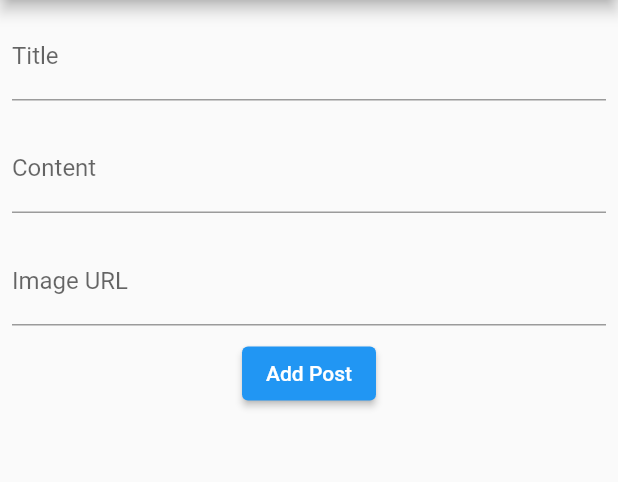
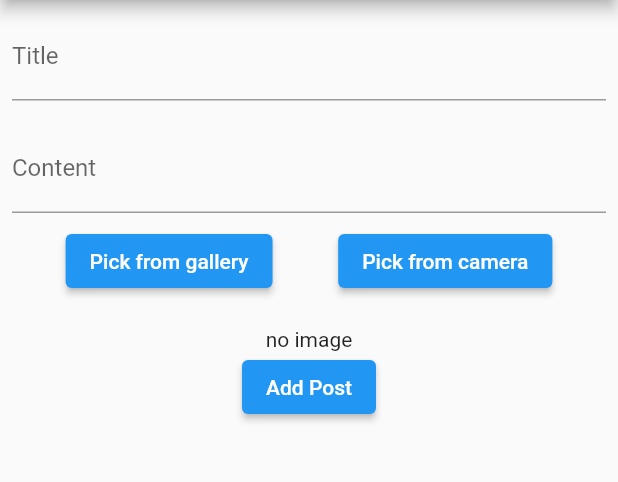
Before and after one commit to binodcoder/7cc012_coursework, a Flutter app: the AddPost screen opened directly, on a phone screen of 412 x 824 dp, the part 84-566 px from its top. Run offline on Flutter 3.47's test engine with Material 2 defaults, Android fonts, the phone set to English and light mode, and no system bars; our stand-ins replace bloc, flutter_bloc, flutter_screenutil, image_picker, sqflite; accounts and stored records are empty.

Commit message:
images saved and retrived from database

```diff
--- a/lib/features/home/model/post_model.dart
+++ b/lib/features/home/model/post_model.dart
@@ -17,4 +17,5 @@ class Post {
       'isSelected': isSelected,
     };
   }
+
 }
--- a/lib/features/home/ui/post_add.dart
+++ b/lib/features/home/ui/post_add.dart
@@ -1,29 +1,126 @@
+import 'dart:io';
+import 'dart:typed_data';
 import 'package:flutter/material.dart';
 import 'package:flutter_bloc/flutter_bloc.dart';
+import 'package:image_picker/image_picker.dart';
+import '../../../utility.dart';
 import '../bloc/post_bloc.dart';
 import '../bloc/post_event.dart';
 import '../../../db/db_helper.dart';
 import '../../../resources/strings_manager.dart';
 import '../model/post_model.dart';
 
-class AddPost extends StatelessWidget {
-  AddPost({
+class AddPost extends StatefulWidget {
+  const AddPost({
     super.key,
     this.post,
   });
 
   final Post? post;
+
+  @override
+  State<AddPost> createState() => _AddPostState();
+}
+
+class _AddPostState extends State<AddPost> {
   final TextEditingController titleController = TextEditingController();
+
   final TextEditingController contentController = TextEditingController();
-  final TextEditingController imageController = TextEditingController();
+
   final DatabaseHelper dbHelper = DatabaseHelper();
+
+  // Create an instance of the ImagePicker class
+  ImagePicker picker = ImagePicker();
+
+  File? _image;
+  String? imgString;
+
+// Define a function to pick an image from the gallery
+  Future<void> _pickImageFromGallery() async {
+    // Call the pickImage method with the source as ImageSource.gallery
+    final XFile? pickedImage = await picker.pickImage(source: ImageSource.gallery);
+
+    // Check if the user selected an image
+    if (pickedImage != null) {
+      // Update the state with the selected image file
+      setState(() {
+        _image = File(pickedImage.path);
+        _getBytesFromImage();
+      });
+    }
+  }
+
+  // Define a function to pick an image from the camera
+  Future<void> _pickImageFromCamera() async {
+    // Call the pickImage method with the source as ImageSource.camera
+    final XFile? pickedImage = await picker.pickImage(source: ImageSource.camera);
+
+    // Check if the user took a photo
+    if (pickedImage != null) {
+      // Update the state with the selected image file
+      setState(() {
+        _image = File(pickedImage.path);
+        _getBytesFromImage();
+      });
+    }
+  }
+
+  Uint8List? bytes;
+
+  Future<void> _getBytesFromImage() async {
+    // Check if the image file is not null
+    if (_image != null) {
+      // Call the readAsBytes method to get the bytes as a Uint8List
+      bytes = await _image!.readAsBytes();
+      imgString = Utility.base64String(bytes!);
+      setState(() {});
+    }
+  }
+
+  Widget _imageDisplay(Uint8List image) {
+    return Container(
+      width: 50,
+      height: 50,
+      decoration: BoxDecoration(
+        border: Border.all(color: Colors.grey),
+      ),
+      child: Image.memory(image),
+    );
+  }
+
+  // Widget _imageDisplay() {
+  //   return Container(
+  //     width: 100,
+  //     height: 100,
+  //     decoration: BoxDecoration(
+  //       border: Border.all(color: Colors.grey),
+  //     ),
+  //     child: _image != null ? Image.file(_image!) : Center(child: Text('No image selected')),
+  //   );
+  // }
+
+  Widget _imagePickerButtons() {
+    return Row(
+      mainAxisAlignment: MainAxisAlignment.spaceEvenly,
+      children: [
+        ElevatedButton(
+          onPressed: _pickImageFromGallery,
+          child: const Text('Pick from gallery'),
+        ),
+        ElevatedButton(
+          onPressed: _pickImageFromCamera,
+          child: const Text('Pick from camera'),
+        ),
+      ],
+    );
+  }
 
   @override
   Widget build(BuildContext context) {
-    if (post != null) {
-      titleController.text = post!.title;
-      contentController.text = post!.content;
-      imageController.text = post!.imageUrl;
+    if (widget.post != null) {
+      titleController.text = widget.post!.title;
+      contentController.text = widget.post!.content;
+      bytes = Utility.dataFromBase64String(widget.post!.imageUrl);
     }
 
     var postBloc = BlocProvider.of<PostBloc>(context);
@@ -46,27 +143,23 @@ class AddPost extends StatelessWidget {
             decoration: const InputDecoration(labelText: AppStrings.content),
           ),
         ),
-        Padding(
-          padding: const EdgeInsets.all(8.0),
-          child: TextField(
-            controller: imageController,
-            decoration: const InputDecoration(labelText: AppStrings.imageURL),
-          ),
-        ),
+        _imagePickerButtons(),
+        const SizedBox(height: 20),
+        bytes == null ? const Text('no image') : _imageDisplay(bytes!),
         ElevatedButton(
           onPressed: () async {
             var title = titleController.text;
             var content = contentController.text;
-            var imageUrl = imageController.text;
+            var imageUrl = imgString;
 
             if (title.isNotEmpty && content.isNotEmpty) {
-              if (post != null) {
+              if (widget.post != null) {
                 // Update post to local database
                 var updatedPost = Post(
-                  post!.id,
+                  widget.post!.id,
                   titleController.text,
                   contentController.text,
-                  imageController.text,
+                  Utility.base64String(bytes!),
                   0,
                 );
                 await dbHelper.updatePost(updatedPost);
@@ -78,7 +171,7 @@ class AddPost extends StatelessWidget {
                   DateTime.now().toString(),
                   title,
                   content,
-                  imageUrl,
+                  imageUrl!,
                   0,
                 );
                 await dbHelper.insertPost(newPost);
@@ -87,12 +180,11 @@ class AddPost extends StatelessWidget {
 
               titleController.clear();
               contentController.clear();
-              imageController.clear();
               if (context.mounted) Navigator.pop(context);
             }
           },
           child: Text(
-            post == null ? AppStrings.addPost : AppStrings.updatePost,
+            widget.post == null ? AppStrings.addPost : AppStrings.updatePost,
           ),
         ),
       ]),
--- a/lib/features/home/ui/post_details.dart
+++ b/lib/features/home/ui/post_details.dart
@@ -1,5 +1,5 @@
 import 'package:flutter/material.dart';
-  import '../../../resources/colour_manager.dart';
+import '../../../resources/colour_manager.dart';
 import '../../../resources/font_manager.dart';
 import '../../../resources/values_manager.dart';
 import '../model/post_model.dart';
```
Also changed, not shown: lib/features/home/ui/post.dart (+16 -8 lines), lib/utility.dart (added, +20 -0 lines), pubspec.yaml (+5 -7 lines), assets/images/noimage.jpg (added), pubspec.lock, 5 other files.
